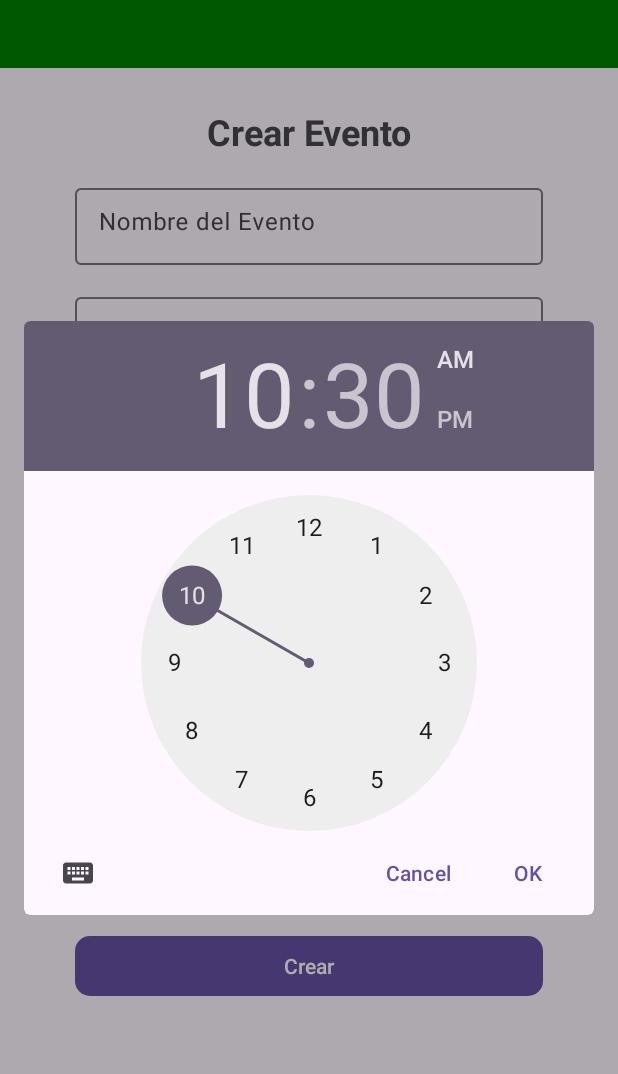
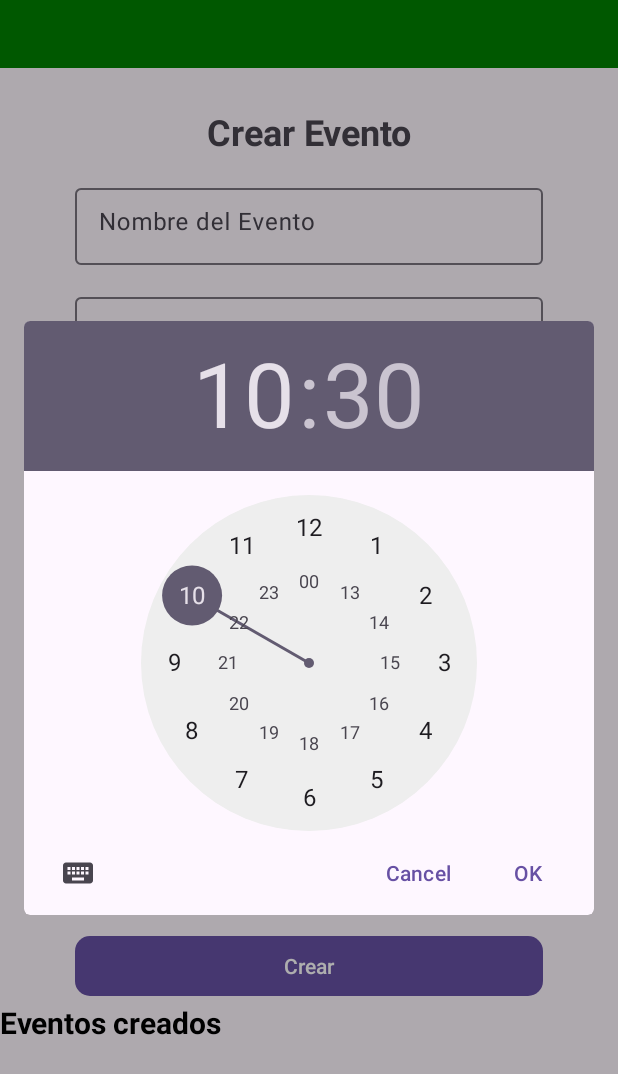
Before and after one commit to RodrigoPersoglia/PlayNow, an Android app: the PublisherMain screen opened directly, with no data from a screen before it, after a tap on an icon or button, on a phone screen of 412 x 824 dp. Shown: the top 1074 px of the screen. Run offline under Robolectric (Android 15) with nearby library versions, the phone set to English and light mode, and no system bars; our stand-ins replace Firebase (no records; nobody signed in at launch, a user with empty details on screens opened directly); 2 other taps on this screen came first.

Commit message:
agregar lista de eventos creados RecyclerView y detalle de los eventos CardView

```diff
--- a/app/build.gradle.kts
+++ b/app/build.gradle.kts
@@ -48,7 +48,12 @@ dependencies {
     implementation ("com.google.android.material:material:1.4.0")
     implementation("com.google.android.material:material:1.5.0")
     implementation("androidx.constraintlayout:constraintlayout:2.1.2")
+    implementation ("com.firebaseui:firebase-ui-firestore:7.0.0")
 
+    implementation ("com.google.firebase:firebase-firestore:23.0.0")
+
+    implementation ("com.google.firebase:firebase-firestore:23.0.0")
+    implementation ("com.firebaseui:firebase-ui-firestore:8.0.0")
     testImplementation("junit:junit:4.13.2")
     androidTestImplementation("androidx.test.ext:junit:1.1.5")
     androidTestImplementation("androidx.test.espresso:espresso-core:3.5.1")
--- a/app/src/main/java/com/example/test1/PublisherMain.java
+++ b/app/src/main/java/com/example/test1/PublisherMain.java
@@ -12,29 +12,50 @@ import android.widget.Button;
 import android.widget.EditText;
 import android.widget.LinearLayout;
 import android.widget.Toast;
+
 import androidx.appcompat.app.AppCompatActivity;
+import androidx.recyclerview.widget.LinearLayoutManager;
+import androidx.recyclerview.widget.RecyclerView;
+
+import com.example.test1.Adapter.EventListAdapter;
 import com.example.test1.fragments.LocalizationDialogFragment;
+import com.example.test1.model.Event;
+import com.firebase.ui.firestore.FirestoreRecyclerOptions;
 import com.google.android.gms.maps.model.LatLng;
 import com.google.firebase.auth.FirebaseAuth;
 import com.google.firebase.auth.FirebaseUser;
 import com.google.firebase.firestore.FirebaseFirestore;
+import com.google.firebase.firestore.Query;
 
-import java.text.SimpleDateFormat;
 import java.util.Calendar;
+import java.util.Date;
 import java.util.HashMap;
-import java.util.Locale;
 import java.util.Map;
 
 public class PublisherMain extends AppCompatActivity implements LocationSelectionListener {
     private Button createEventButton;
     private LinearLayout createEventLayout;
-    EditText nombreEventoEditText, publicadorEditText, quantityEditText, dateCalendarEditText,timeEventEditText;
+    EditText nombreEventoEditText, publicadorEditText, quantityEditText, dateCalendarEditText, timeEventEditText;
     AutoCompleteTextView sportsEventAutoComplete;
     private LatLng selectedLocation;
     private boolean locationSelected = false;
-
     private FirebaseFirestore mFirestore;
     FirebaseAuth mAuth;
+    RecyclerView recyclerView;
+    EventListAdapter mAdapter;
+    private Date selectedDate;
+    private int selectedTimeMinutes = -1;
+    @Override
+    protected void onStart() {
+        super.onStart();
+        mAdapter.startListening();
+    }
+
+    @Override
+    protected void onStop() {
+        super.onStop();
+        mAdapter.stopListening();
+    }
 
     @Override
     protected void onCreate(Bundle savedInstanceState) {
@@ -44,6 +65,17 @@ public class PublisherMain extends AppCompatActivity implements LocationSelectio
         createEventButton = findViewById(R.id.createEventButton);
         createEventLayout = findViewById(R.id.createEventLayout);
         mFirestore = FirebaseFirestore.getInstance();
+
+        // configuro Firestore y RecyclerView
+        recyclerView = findViewById(R.id.listRecyclerView);
+        recyclerView.setLayoutManager(new LinearLayoutManager(this));
+        Query query = mFirestore.collection("eventos");
+
+        FirestoreRecyclerOptions<Event> firestoreRecyclerOptions =
+                new FirestoreRecyclerOptions.Builder<Event>().setQuery(query, Event.class).build();
+
+        mAdapter = new EventListAdapter(firestoreRecyclerOptions);
+        recyclerView.setAdapter(mAdapter);
 
         createEventButton.setOnClickListener(view -> {
             createEventButton.setVisibility(View.GONE);
@@ -75,47 +107,36 @@ public class PublisherMain extends AppCompatActivity implements LocationSelectio
                 int month = calendar.get(Calendar.MONTH);
                 int day = calendar.get(Calendar.DAY_OF_MONTH);
 
-                // calendario
                 DatePickerDialog datePickerDialog = new DatePickerDialog(PublisherMain.this, (datePickerView, year1, monthOfYear, dayOfMonth) -> {
-                    // seteo la fecha en el text
                     calendar.set(year1, monthOfYear, dayOfMonth);
-                    SimpleDateFormat dateFormat = new SimpleDateFormat("dd/MM/yyyy");
-                    dateCalendarEditText.setText(dateFormat.format(calendar.getTime()));
+                    selectedDate = calendar.getTime(); // guardo la fecha seleccionada
                 }, year, month, day);
 
-                // muestro calendario click
                 datePickerDialog.show();
             });
 
+            timeEventEditText = otroLayout.findViewById(R.id.time_Event);
+
             Button timeButton = otroLayout.findViewById(R.id.image_time);
-            timeEventEditText = otroLayout.findViewById(R.id.time_Event);  // Mover esta línea aquí
-
             timeButton.setOnClickListener(viewTime -> {
                 // hora actual
-                Calendar currentTime = Calendar.getInstance();
-                int hour = currentTime.get(Calendar.HOUR_OF_DAY);
-                int minute = currentTime.get(Calendar.MINUTE);
+                Calendar calendarTime = Calendar.getInstance();
+                int hour = calendarTime.get(Calendar.HOUR_OF_DAY);
+                int minute = calendarTime.get(Calendar.MINUTE);
 
                 // reloj
-                TimePickerDialog timePickerDialog = new TimePickerDialog(
-                        PublisherMain.this,
-                        (viewTim, selectedHour, selectedMinute) -> {
-                            String amPm;
-                            if (selectedHour < 12) {
-                                amPm = "AM";
-                            } else {
-                                amPm = "PM";
-                                selectedHour -= 12;
-                            }
+                TimePickerDialog timePickerDialog = new TimePickerDialog(PublisherMain.this,
+                        (timePicker, selectedHour, selectedMinute) -> {
+                            calendarTime.set(Calendar.HOUR_OF_DAY, selectedHour);
+                            calendarTime.set(Calendar.MINUTE, selectedMinute);
 
-                            // seteo la hora en el text
-                            String selectedTime = String.format(Locale.getDefault(), "%02d:%02d %s", selectedHour, selectedMinute, amPm);
-                            timeEventEditText.setText(selectedTime);
+                            selectedTimeMinutes = selectedHour * 60 + selectedMinute; // guardar la hora como minutos
                         },
-                        hour, minute, false // formato de 24 horas en false
-                );
+                        hour, // hora actual
+                        minute, // minutos actuales
+                        true);
 
-                // muestro el reloj click
+                // mostrar el TimePickerDialog
                 timePickerDialog.show();
             });
 
@@ -134,23 +155,24 @@ public class PublisherMain extends AppCompatActivity implements LocationSelectio
                 dateCalendarEditText = otroLayout.findViewById(R.id.date_CalendarEvent);
                 timeEventEditText = otroLayout.findViewById(R.id.time_Event);
 
-
                 String nameEvent = nombreEventoEditText.getText().toString();
-                String publicadorEvent = publicadorEditText.getText().toString();
                 String quantityEvent = quantityEditText.getText().toString();
                 String sportsEvent = sportsEventAutoComplete.getText().toString();
-                String dateEvent = dateCalendarEditText.getText().toString();
-                String timeEvent = timeEventEditText.getText().toString();
 
+                if (Validations(nameEvent, quantityEvent, sportsEvent, selectedDate, selectedTimeMinutes, selectedLocation)) {
+                    // creo el objeto Date para la hora seleccionada
+                    Calendar calendarTime = Calendar.getInstance();
+                    calendarTime.set(Calendar.HOUR_OF_DAY, selectedTimeMinutes / 60); // hora
+                    calendarTime.set(Calendar.MINUTE, selectedTimeMinutes % 60); // minutos
+                    Date selectedTimeDate = calendarTime.getTime();
 
-                if (Validations(nameEvent, quantityEvent, sportsEvent, dateEvent, timeEvent, selectedLocation)) {
-                    postEvent(nameEvent, publicadorEvent, quantityEvent, sportsEvent, dateEvent, timeEvent, selectedLocation);
+                    postEvent(nameEvent, quantityEvent, sportsEvent, selectedDate, selectedTimeDate, selectedLocation);
                 }
             });
         });
     }
 
-    private boolean Validations(String nameEvent, String quantityEvent, String sportsEvent, String dateEvent, String timeEvent, LatLng selectedLocation) {
+    private boolean Validations(String nameEvent, String quantityEvent, String sportsEvent, Date dateEvent, int timeEventMinutes, LatLng selectedLocation) {
         Boolean result = true;
 
         if (!quantityEvent.matches("^[0-9]{1,1000}$") || quantityEvent.equals("0")) {
@@ -168,15 +190,17 @@ public class PublisherMain extends AppCompatActivity implements LocationSelectio
         } else {
             nombreEventoEditText.setError(null);
         }
+
         if (sportsEvent.trim().isEmpty()) {
             result = false;
             Toast.makeText(PublisherMain.this, "Debes seleccionar un Deporte antes de crear el evento", Toast.LENGTH_SHORT).show();
         }
-        if (dateEvent.trim().isEmpty()) {
+        if (dateEvent == null) {
             result = false;
             Toast.makeText(PublisherMain.this, "Debes seleccionar una Fecha antes de crear el evento", Toast.LENGTH_SHORT).show();
         }
-        if (timeEvent.trim().isEmpty()) {
+
+        if (timeEventMinutes < 0) {
             result = false;
             Toast.makeText(PublisherMain.this, "Debes seleccionar una Hora antes de crear el evento", Toast.LENGTH_SHORT).show();
         }
@@ -188,18 +212,18 @@ public class PublisherMain extends AppCompatActivity implements LocationSelectio
         return result;
     }
 
-    private void postEvent(String nameEvent, String publicadorEvent, String quantityEvent, String sportsEvent, String dateEvent, String timeEvent, LatLng selectedLocation) {
+    private void postEvent(String nameEvent, String quantityEvent, String sportsEvent, Date dateEventStr, Date timeEventStr, LatLng selectedLocation) {
         mAuth = FirebaseAuth.getInstance();
         FirebaseUser currentUser = mAuth.getCurrentUser();
         Map<String, Object> event = new HashMap<>();
         event.put("nombre", nameEvent);
-        event.put("publicador", currentUser.getUid());
+        event.put("publicador", currentUser.getUid());;
         event.put("cantidad", quantityEvent);
         event.put("status", "Incompleto");
         event.put("deporte", sportsEvent);
-        event.put("fecha", dateEvent);
-        event.put("hora", timeEvent);
-        event.put("localizacion", this.selectedLocation.toString());
+        event.put("fecha", dateEventStr);
+        event.put("hora", timeEventStr);
+        event.put("localizacion", selectedLocation.toString());
 
         mFirestore.collection("eventos")
                 .add(event)
--- a/app/src/main/res/layout/activity_publisher_main.xml
+++ b/app/src/main/res/layout/activity_publisher_main.xml
@@ -1,29 +1,34 @@
 <?xml version="1.0" encoding="utf-8"?>
-<LinearLayout
+<androidx.constraintlayout.widget.ConstraintLayout
     xmlns:android="http://schemas.android.com/apk/res/android"
     xmlns:app="http://schemas.android.com/apk/res-auto"
     xmlns:tools="http://schemas.android.com/tools"
     android:layout_width="match_parent"
     android:layout_height="match_parent"
-    android:orientation="vertical"
     tools:context=".MainActivity">
 
     <androidx.appcompat.widget.Toolbar
         android:id="@+id/toolbar"
-        android:layout_width="match_parent"
+        android:layout_width="0dp"
         android:layout_height="wrap_content"
         android:background="@color/green"
         android:minHeight="45dp"
-        android:theme="?attr/actionBarTheme" />
+        android:theme="?attr/actionBarTheme"
+        app:layout_constraintStart_toStartOf="parent"
+        app:layout_constraintEnd_toEndOf="parent"
+        app:layout_constraintTop_toTopOf="parent" />
 
     <!-- Formulario de creación de eventos incluido -->
     <LinearLayout
         android:id="@+id/createEventLayout"
-        android:layout_width="match_parent"
+        android:layout_width="0dp"
         android:layout_height="wrap_content"
         android:layout_margin="10dp"
         android:orientation="vertical"
-        android:visibility="visible">
+        android:visibility="visible"
+        app:layout_constraintTop_toBottomOf="@+id/toolbar"
+        app:layout_constraintStart_toStartOf="parent"
+        app:layout_constraintEnd_toEndOf="parent">
 
         <Button
             android:id="@+id/createEventButton"
@@ -32,5 +37,28 @@
             android:layout_marginTop="10dp"
             android:text="Crear Evento"
             app:cornerRadius="10dp" />
+
     </LinearLayout>
-</LinearLayout>
+
+    <TextView
+        android:id="@+id/titleTextView"
+        android:layout_width="0dp"
+        android:layout_height="wrap_content"
+        android:text="Eventos creados"
+        android:textColor="@color/black"
+        android:textSize="20sp"
+        android:textStyle="bold"
+        app:layout_constraintTop_toBottomOf="@+id/createEventLayout"
+        app:layout_constraintStart_toStartOf="parent"
+        app:layout_constraintEnd_toEndOf="parent" />
+
+    <androidx.recyclerview.widget.RecyclerView
+        android:id="@+id/listRecyclerView"
+        android:layout_width="0dp"
+        android:layout_height="0dp"
+        app:layout_constraintTop_toBottomOf="@+id/titleTextView"
+        app:layout_constraintStart_toStartOf="parent"
+        app:layout_constraintEnd_toEndOf="parent"
+        app:layout_constraintBottom_toBottomOf="parent" />
+
+</androidx.constraintlayout.widget.ConstraintLayout>
```
Also changed, not shown: app/src/main/java/com/example/test1/Adapter/EventListAdapter.java (added, +52 -0 lines), app/src/main/java/com/example/test1/model/Event.java (+14 -15 lines), app/src/main/res/layout/list_events.xml (added, +107 -0 lines).
